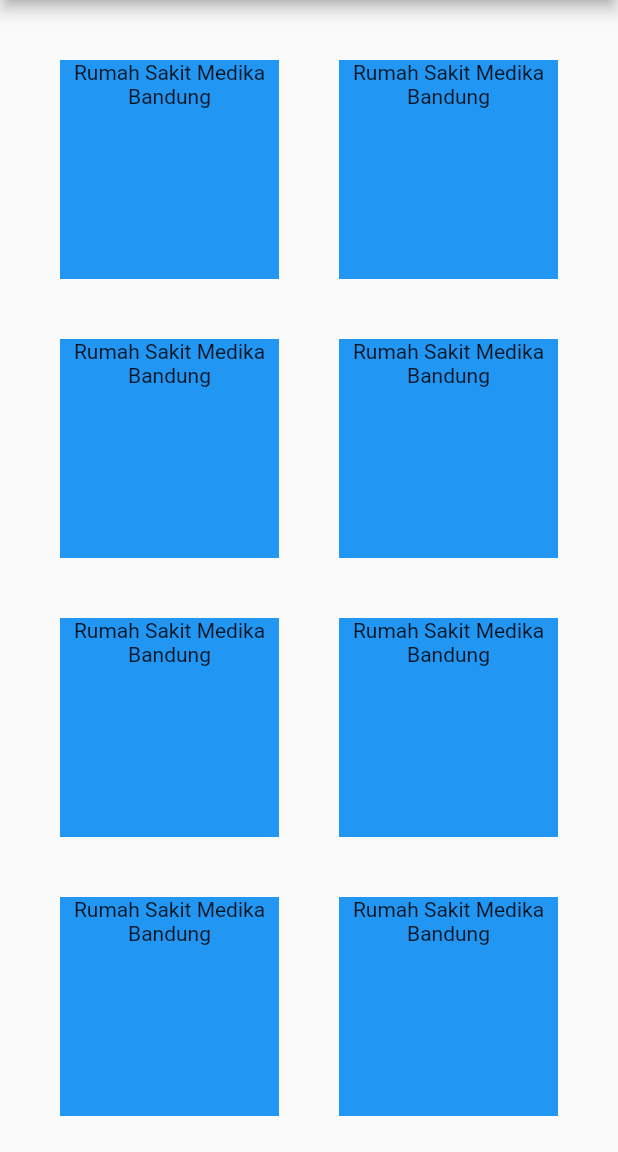
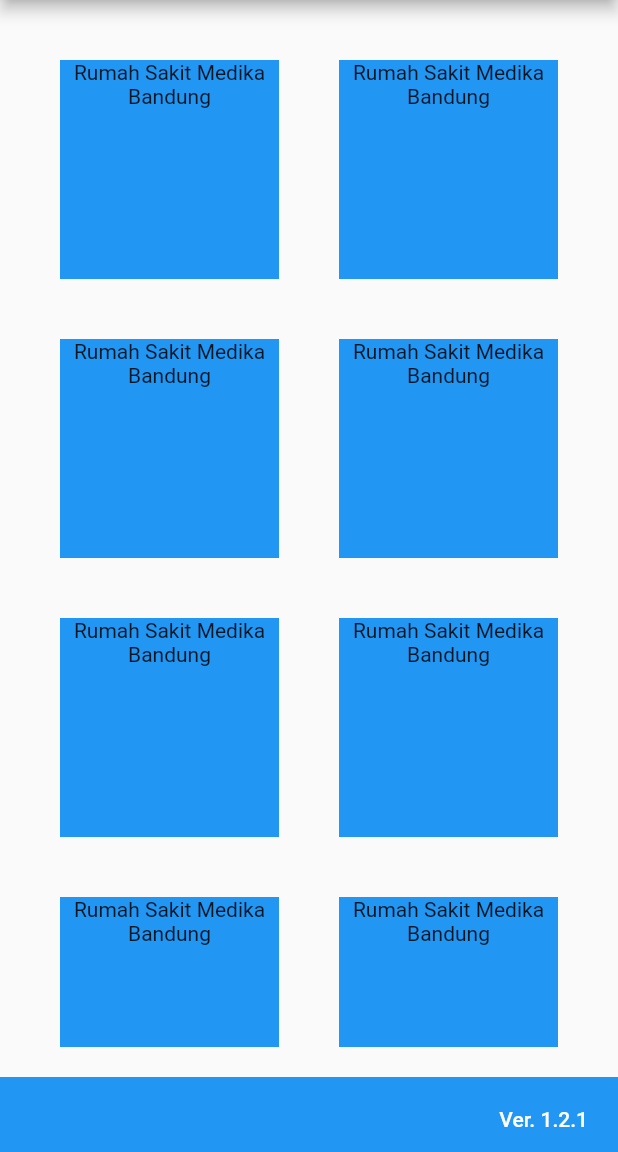
Before and after one commit to DerryIkhsan/teramedik-screening, a Flutter app: the screen it shows after launch, on a phone screen of 412 x 824 dp, the part 84-1236 px from its top. Run offline on Flutter 3.47's test engine with Material 2 defaults, Android fonts, the light colour scheme and no system bars; our stand-ins replace sizer.

Commit message:
update bottom bar

```diff
--- a/lib/main.dart
+++ b/lib/main.dart
@@ -64,7 +64,10 @@
             SizedBox(width: 20),
           ],
         ),
-        body: Container(
+        body: Column(
+          children: [
+            Expanded(
+              child: Container(
                 margin: EdgeInsets.all(20),
                 child: GridView.count(
                   crossAxisCount: 2,
@@ -81,6 +84,23 @@
                           ))
                       .toList(),
                 ),
+              ),
+            ),
+            Container(
+              padding: EdgeInsets.only(top: 20, right: 20),
+              width: double.infinity,
+              height: 50,
+              color: Colors.blue,
+              child: Text(
+                'Ver. 1.2.1',
+                style: TextStyle(
+                  fontWeight: FontWeight.w500,
+                  color: Colors.white,
+                ),
+                textAlign: TextAlign.right,
+              ),
+            )
+          ],
         ),
       ),
     );
```
Lines whose indentation alone changed are shown as unchanged.
